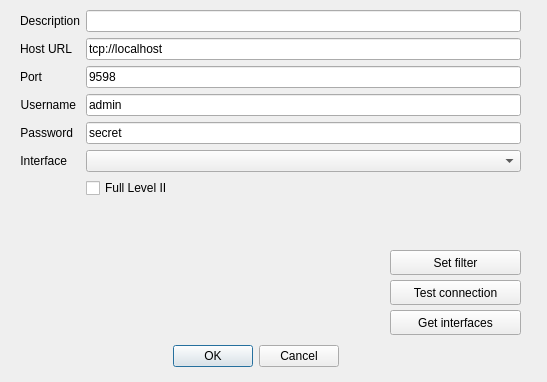
Old version of the form src/remotehost_tcp.ui in the repository grodansparadis/vscp-works-qt.
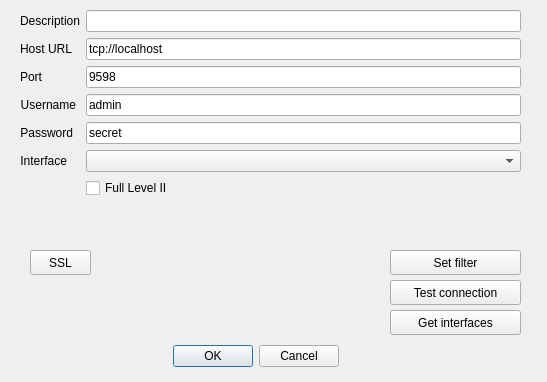
New version of the form.

Diff of the .ui file:
```diff
--- a/src/remotehost_tcp.ui
+++ b/src/remotehost_tcp.ui
@@ -199,6 +199,31 @@
     <string>Get interfaces</string>
    </property>
   </widget>
+  <widget class="QPushButton" name="pushButton_4">
+   <property name="geometry">
+    <rect>
+     <x>30</x>
+     <y>250</y>
+     <width>61</width>
+     <height>25</height>
+    </rect>
+   </property>
+   <property name="minimumSize">
+    <size>
+     <width>0</width>
+     <height>0</height>
+    </size>
+   </property>
+   <property name="baseSize">
+    <size>
+     <width>0</width>
+     <height>0</height>
+    </size>
+   </property>
+   <property name="text">
+    <string>SSL</string>
+   </property>
+  </widget>
  </widget>
  <resources/>
  <connections>
```
